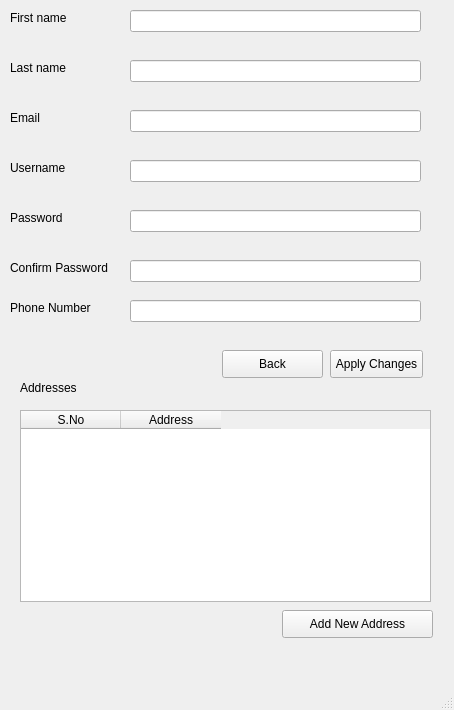
Before: the Qt Designer form ui_files/EditProfile.ui in TahaZahid05/Restaurant-Managment-System, drawn with Qt 5.
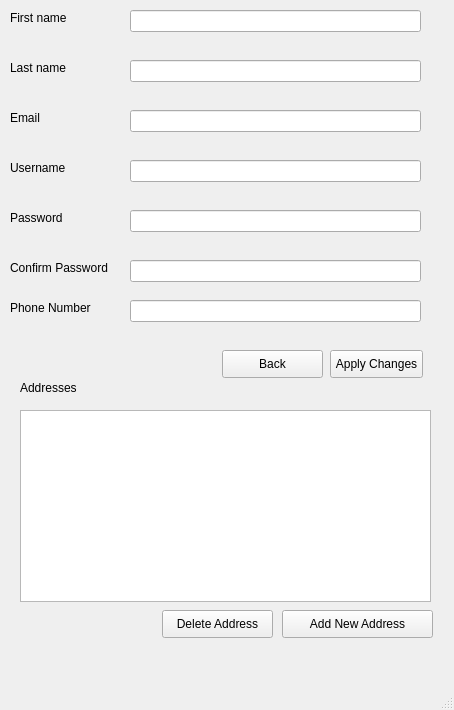
After: the same form once the commit is applied.

The edit to the form file:
```diff
--- a/ui_files/EditProfile.ui
+++ b/ui_files/EditProfile.ui
@@ -214,26 +214,6 @@
      <string>Add New Address</string>
     </property>
    </widget>
-   <widget class="QTableWidget" name="tableWidget">
-    <property name="geometry">
-     <rect>
-      <x>20</x>
-      <y>410</y>
-      <width>411</width>
-      <height>192</height>
-     </rect>
-    </property>
-    <column>
-     <property name="text">
-      <string>S.No</string>
-     </property>
-    </column>
-    <column>
-     <property name="text">
-      <string>Address</string>
-     </property>
-    </column>
-   </widget>
    <widget class="QLabel" name="label_8">
     <property name="geometry">
      <rect>
@@ -247,6 +227,29 @@
      <string>Addresses</string>
     </property>
    </widget>
+   <widget class="QPushButton" name="deleteAddressButton">
+    <property name="geometry">
+     <rect>
+      <x>162</x>
+      <y>610</y>
+      <width>111</width>
+      <height>28</height>
+     </rect>
+    </property>
+    <property name="text">
+     <string>Delete Address</string>
+    </property>
+   </widget>
+   <widget class="QListWidget" name="addressList">
+    <property name="geometry">
+     <rect>
+      <x>20</x>
+      <y>410</y>
+      <width>411</width>
+      <height>192</height>
+     </rect>
+    </property>
+   </widget>
   </widget>
   <widget class="QMenuBar" name="menubar">
    <property name="geometry">
```
Left out of the diff: 2 changed lines with no effect on the pictures.
